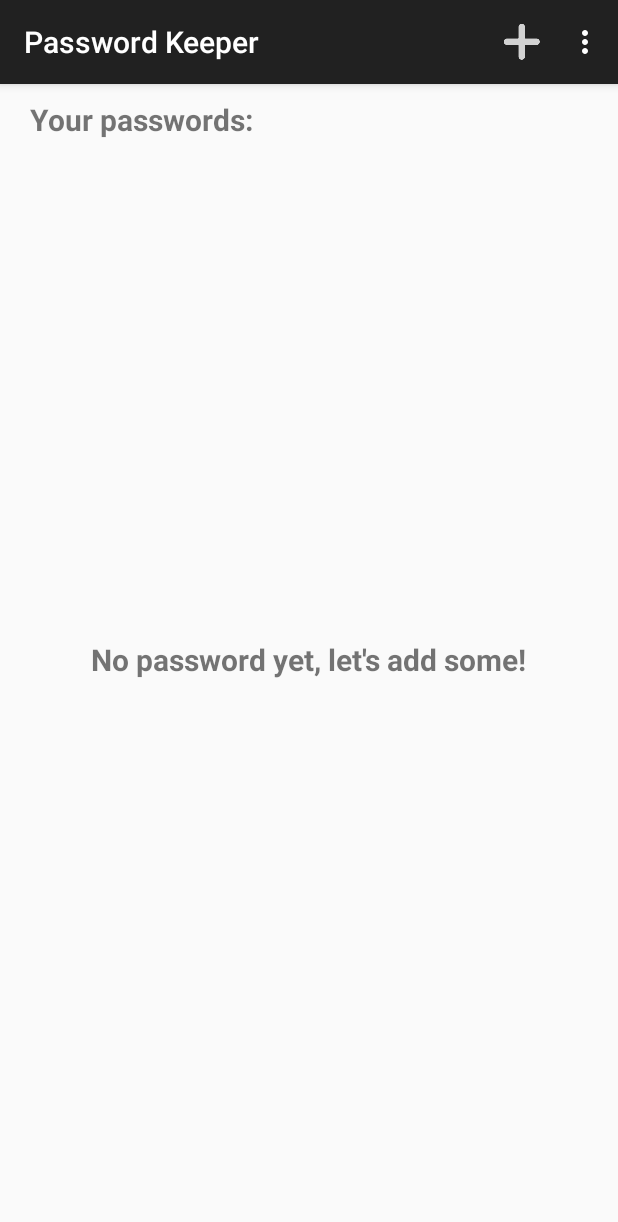
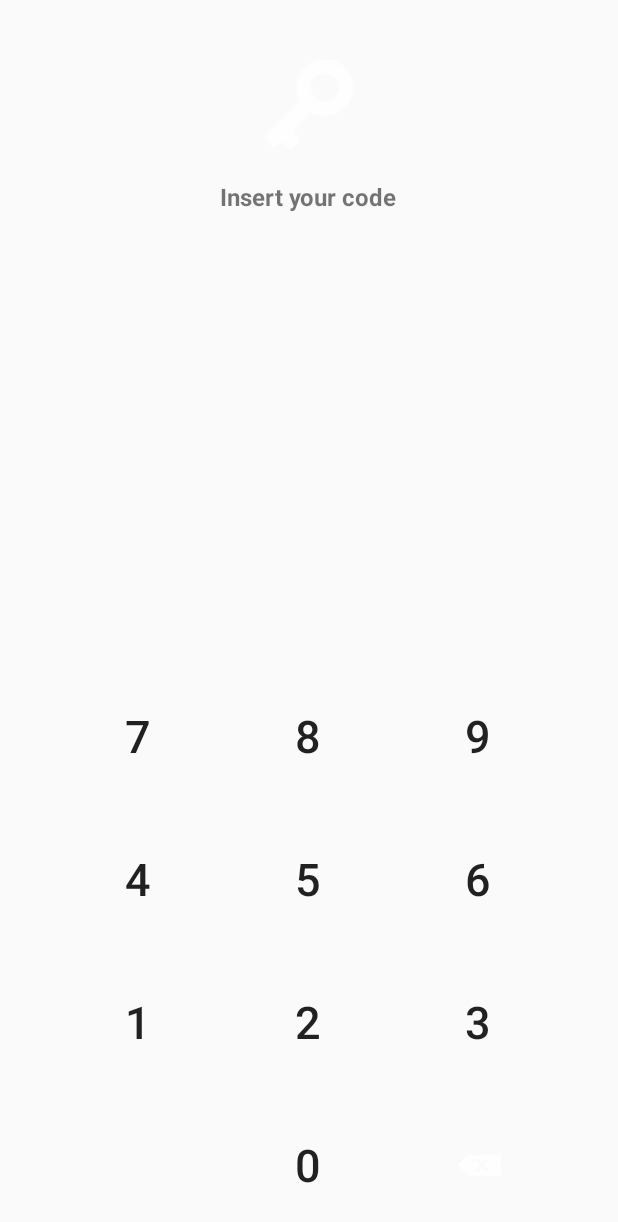
Before and after one commit to Iron2213/Password_Keeper, an Android app: the screen it shows after launch (MainActivity before the commit, AuthenticationActivity after it), on a phone screen of 412 x 824 dp. Shown: the top 1222 px of the screen. Run offline under Robolectric (Android 15) with nearby library versions, the phone set to English and light mode, and no system bars.

Commit message:
Moved splash screen in new activity. Added login code.

```diff
--- a/app/src/main/java/com/example/passwordkeeper/AuthenticationActivity.java
+++ b/app/src/main/java/com/example/passwordkeeper/AuthenticationActivity.java
@@ -1,17 +1,123 @@
 package com.example.passwordkeeper;
 
+import android.content.Context;
 import android.content.Intent;
 import android.os.Bundle;
+import android.text.Editable;
+import android.text.TextWatcher;
+import android.view.View;
+import android.widget.Button;
+import android.widget.ImageButton;
+import android.widget.TextView;
 
 import androidx.annotation.Nullable;
 import androidx.appcompat.app.AppCompatActivity;
 
-public class AuthenticationActivity extends AppCompatActivity {
+public class AuthenticationActivity extends AppCompatActivity implements View.OnClickListener {
 
-    @Override
-    public void onCreate(@Nullable Bundle savedInstanceState) {
-        super.onCreate(savedInstanceState);
-        setTheme(R.style.AppTheme_Launcher);
-        startActivity(new Intent(this, MainActivity.class));
-    }
+	private TextView mLblCode;
+
+	@Override
+	public void onCreate(@Nullable Bundle savedInstanceState) {
+		super.onCreate(savedInstanceState);
+
+		setContentView(R.layout.authentication_activity);
+
+		final Context context = this;
+
+		mLblCode = findViewById(R.id.lblCode);
+		mLblCode.addTextChangedListener(new TextWatcher() {
+			@Override
+			public void beforeTextChanged(CharSequence s, int start, int count, int after) {
+			}
+			@Override
+			public void onTextChanged(CharSequence s, int start, int before, int count) {
+				if(s.toString().equals("1234")) {
+					Intent intent = new Intent(context, MainActivity.class);
+					startActivity(intent);
+				}
+			}
+			@Override
+			public void afterTextChanged(Editable s) {
+			}
+		});
+
+		Button btnNum0 = findViewById(R.id.btnNum0);
+		btnNum0.setOnClickListener(this);
+		Button btnNum1 = findViewById(R.id.btnNum1);
+		btnNum1.setOnClickListener(this);
+		Button btnNum2 = findViewById(R.id.btnNum2);
+		btnNum2.setOnClickListener(this);
+		Button btnNum3 = findViewById(R.id.btnNum3);
+		btnNum3.setOnClickListener(this);
+		Button btnNum4 = findViewById(R.id.btnNum4);
+		btnNum4.setOnClickListener(this);
+		Button btnNum5 = findViewById(R.id.btnNum5);
+		btnNum5.setOnClickListener(this);
+		Button btnNum6 = findViewById(R.id.btnNum6);
+		btnNum6.setOnClickListener(this);
+		Button btnNum7 = findViewById(R.id.btnNum7);
+		btnNum7.setOnClickListener(this);
+		Button btnNum8 = findViewById(R.id.btnNum8);
+		btnNum8.setOnClickListener(this);
+		Button btnNum9 = findViewById(R.id.btnNum9);
+		btnNum9.setOnClickListener(this);
+		ImageButton btnDeleteLast = findViewById(R.id.btnDeleteLast);
+		btnDeleteLast.setOnClickListener(this);
+	}
+
+
+
+	@Override
+	public void onClick(View v) {
+		switch (v.getId()) {
+			case R.id.btnNum0:
+				mLblCode.append("0");
+				break;
+
+			case R.id.btnNum1:
+				mLblCode.append("1");
+				break;
+
+			case R.id.btnNum2:
+				mLblCode.append("2");
+				break;
+
+			case R.id.btnNum3:
+				mLblCode.append("3");
+				break;
+
+			case R.id.btnNum4:
+				mLblCode.append("4");
+				break;
+
+			case R.id.btnNum5:
+				mLblCode.append("5");
+				break;
+
+			case R.id.btnNum6:
+				mLblCode.append("6");
+				break;
+
+			case R.id.btnNum7:
+				mLblCode.append("7");
+				break;
+
+			case R.id.btnNum8:
+				mLblCode.append("8");
+				break;
+
+			case R.id.btnNum9:
+				mLblCode.append("9");
+				break;
+
+			case R.id.btnDeleteLast:
+				String text = "" + mLblCode.getText();
+				if (text.length() > 0) {
+					text = text.substring(0, text.length() - 1);
+					mLblCode.setText(text);
+				}
+				break;
+		}
+	}
 }
--- /dev/null
+++ b/app/src/main/java/com/example/passwordkeeper/SplashActivity.java
@@ -0,0 +1,17 @@
+package com.example.passwordkeeper;
+
+import android.content.Intent;
+import android.os.Bundle;
+
+import androidx.appcompat.app.AppCompatActivity;
+
+public class SplashActivity extends AppCompatActivity {
+
+	@Override
+	protected void onCreate(Bundle savedInstanceState) {
+		super.onCreate(savedInstanceState);
+
+		Intent intent = new Intent(this, AuthenticationActivity.class);
+		startActivity(intent);
+	}
+}
--- a/app/src/main/res/anim/flaotingbutton_spawn_animation.xml
+++ /dev/null
@@ -1,15 +0,0 @@
-<?xml version="1.0" encoding="utf-8"?>
-<set xmlns:android="http://schemas.android.com/apk/res/android"
-    android:duration="500">
-
-    <translate
-        android:fromXDelta="100%p"
-        android:interpolator="@android:anim/decelerate_interpolator"
-        android:toXDelta="0" />
-
-    <alpha
-        android:fromAlpha="0.1"
-        android:interpolator="@android:anim/accelerate_decelerate_interpolator"
-        android:toAlpha="1" />
-
-</set>
--- /dev/null
+++ b/app/src/main/res/drawable/round_button.xml
@@ -0,0 +1,10 @@
+<?xml version="1.0" encoding="utf-8"?>
+<ripple xmlns:android="http://schemas.android.com/apk/res/android"
+	android:color="@color/ripple_material_dark">
+	<item android:id="@android:id/mask">
+		<shape android:shape="oval">
+			<solid android:color="@android:color/white" />
+			<corners android:radius="5dp" />
+		</shape>
+	</item>
+</ripple>
--- /dev/null
+++ b/app/src/main/res/layout/authentication_activity.xml
@@ -0,0 +1,175 @@
+<?xml version="1.0" encoding="utf-8"?>
+<androidx.appcompat.widget.LinearLayoutCompat xmlns:android="http://schemas.android.com/apk/res/android"
+	android:id="@+id/asd"
+	android:layout_width="match_parent"
+	android:layout_height="match_parent"
+	android:orientation="vertical"
+	android:weightSum="1">
+
+	<androidx.appcompat.widget.LinearLayoutCompat
+		android:layout_width="match_parent"
+		android:layout_height="wrap_content"
+		android:layout_weight="1"
+		android:orientation="vertical">
+
+		<androidx.appcompat.widget.AppCompatImageView
+			android:layout_width="60dp"
+			android:layout_height="60dp"
+			android:layout_gravity="center_horizontal"
+			android:layout_marginTop="40dp"
+			android:src="@drawable/ic_key" />
+
+		<androidx.appcompat.widget.AppCompatTextView
+			android:layout_width="wrap_content"
+			android:layout_height="wrap_content"
+			android:layout_gravity="center_horizontal"
+			android:layout_marginTop="20dp"
+			android:text="Insert your code"
+			android:textSize="16sp"
+			android:textStyle="bold" />
+
+		<androidx.appcompat.widget.AppCompatTextView
+			android:id="@+id/lblCode"
+			android:layout_width="match_parent"
+			android:layout_height="wrap_content"
+			android:layout_marginHorizontal="15dp"
+			android:layout_marginTop="55dp"
+			android:gravity="center"
+			android:inputType="numberPassword"
+			android:maxLength="26"
+			android:scrollHorizontally="true"
+			android:textSize="38sp" />
+
+	</androidx.appcompat.widget.LinearLayoutCompat>
+
+	<androidx.appcompat.widget.LinearLayoutCompat
+		android:layout_width="match_parent"
+		android:layout_height="wrap_content"
+		android:gravity="center"
+		android:weightSum="3">
+
+		<androidx.appcompat.widget.AppCompatButton
+			android:id="@+id/btnNum7"
+			android:layout_width="@dimen/numPad_button_size"
+			android:layout_height="@dimen/numPad_button_size"
+			android:background="@drawable/round_button"
+			android:text="7"
+			android:textSize="30sp" />
+
+		<androidx.appcompat.widget.AppCompatButton
+			android:id="@+id/btnNum8"
+			android:layout_width="@dimen/numPad_button_size"
+			android:layout_height="@dimen/numPad_button_size"
+			android:layout_marginHorizontal="@dimen/numPad_button_margin"
+			android:background="@drawable/round_button"
+			android:text="8"
+			android:textSize="30sp" />
+
+		<androidx.appcompat.widget.AppCompatButton
+			android:id="@+id/btnNum9"
+			android:layout_width="@dimen/numPad_button_size"
+			android:layout_height="@dimen/numPad_button_size"
+			android:background="@drawable/round_button"
+			android:text="9"
+			android:textSize="30sp" />
+
+	</androidx.appcompat.widget.LinearLayoutCompat>
+
+	<androidx.appcompat.widget.LinearLayoutCompat
+		android:layout_width="match_parent"
+		android:layout_height="wrap_content"
+		android:gravity="center"
+		android:weightSum="3">
+
+		<androidx.appcompat.widget.AppCompatButton
+			android:id="@+id/btnNum4"
+			android:layout_width="@dimen/numPad_button_size"
+			android:layout_height="@dimen/numPad_button_size"
+			android:background="@drawable/round_button"
+			android:text="4"
+			android:textSize="30sp" />
+
+		<androidx.appcompat.widget.AppCompatButton
+			android:id="@+id/btnNum5"
+			android:layout_width="@dimen/numPad_button_size"
+			android:layout_height="@dimen/numPad_button_size"
+			android:layout_marginHorizontal="@dimen/numPad_button_margin"
+			android:background="@drawable/round_button"
+			android:text="5"
+			android:textSize="30sp" />
+
+		<androidx.appcompat.widget.AppCompatButton
+			android:id="@+id/btnNum6"
+			android:layout_width="@dimen/numPad_button_size"
+			android:layout_height="@dimen/numPad_button_size"
+			android:background="@drawable/round_button"
+			android:text="6"
+			android:textSize="30sp" />
+
+	</androidx.appcompat.widget.LinearLayoutCompat>
+
+	<androidx.appcompat.widget.LinearLayoutCompat
+		android:layout_width="match_parent"
+		android:layout_height="wrap_content"
+		android:gravity="center"
+		android:weightSum="1">
+
+		<androidx.appcompat.widget.AppCompatButton
+			android:id="@+id/btnNum1"
+			android:layout_width="@dimen/numPad_button_size"
+			android:layout_height="@dimen/numPad_button_size"
+			android:background="@drawable/round_button"
+			android:text="1"
+			android:textSize="30sp" />
+
+		<androidx.appcompat.widget.AppCompatButton
+			android:id="@+id/btnNum2"
+			android:layout_width="@dimen/numPad_button_size"
+			android:layout_height="@dimen/numPad_button_size"
+			android:layout_marginHorizontal="@dimen/numPad_button_margin"
+			android:background="@drawable/round_button"
+			android:text="2"
+			android:textSize="30sp" />
+
+		<androidx.appcompat.widget.AppCompatButton
+			android:id="@+id/btnNum3"
+			android:layout_width="@dimen/numPad_button_size"
+			android:layout_height="@dimen/numPad_button_size"
+			android:background="@drawable/round_button"
+			android:text="3"
+			android:textSize="30sp" />
+
+	</androidx.appcompat.widget.LinearLayoutCompat>
+
+	<androidx.appcompat.widget.LinearLayoutCompat
+		android:layout_width="match_parent"
+		android:layout_height="wrap_content"
+		android:gravity="center"
+		android:weightSum="1">
+
+		<View
+			android:layout_width="@dimen/numPad_button_size"
+			android:layout_height="@dimen/numPad_button_size" />
+
+		<androidx.appcompat.widget.AppCompatButton
+			android:id="@+id/btnNum0"
+			android:layout_width="@dimen/numPad_button_size"
+			android:layout_height="@dimen/numPad_button_size"
+			android:layout_marginHorizontal="@dimen/numPad_button_margin"
+			android:background="@drawable/round_button"
+			android:text="0"
+			android:textSize="30sp" />
+
+		<androidx.appcompat.widget.AppCompatImageButton
+			android:id="@+id/btnDeleteLast"
+			android:layout_width="@dimen/numPad_button_size"
+			android:layout_height="@dimen/numPad_button_size"
+			android:background="@drawable/round_button"
+			android:src="@android:drawable/ic_input_delete"
+			android:text="3"
+			android:textSize="30sp" />
+
+	</androidx.appcompat.widget.LinearLayoutCompat>
+
+
+</androidx.appcompat.widget.LinearLayoutCompat>
--- a/app/src/main/res/values/dimens.xml
+++ b/app/src/main/res/values/dimens.xml
@@ -1,3 +1,5 @@
 <resources>
     <dimen name="fab_margin">16dp</dimen>
+    <dimen name="numPad_button_size">95dp</dimen>
+    <dimen name="numPad_button_margin">18dp</dimen>
 </resources>
--- a/app/src/main/res/values/styles.xml
+++ b/app/src/main/res/values/styles.xml
@@ -12,7 +12,7 @@
 
     <style name="AppTheme.PopupOverlay" parent="ThemeOverlay.AppCompat.Light" />
 
-    <style name="AppTheme.Launcher">
+    <style name="AppTheme.Splash" parent="AppTheme.NoActionBar">
         <item name="android:windowBackground">@drawable/splash_screen</item>
     </style>
 
```
Also changed, not shown: app/src/main/AndroidManifest.xml (+13 -9 lines), app/src/main/java/com/example/passwordkeeper/MainActivity.java (line endings or trailing spaces).
